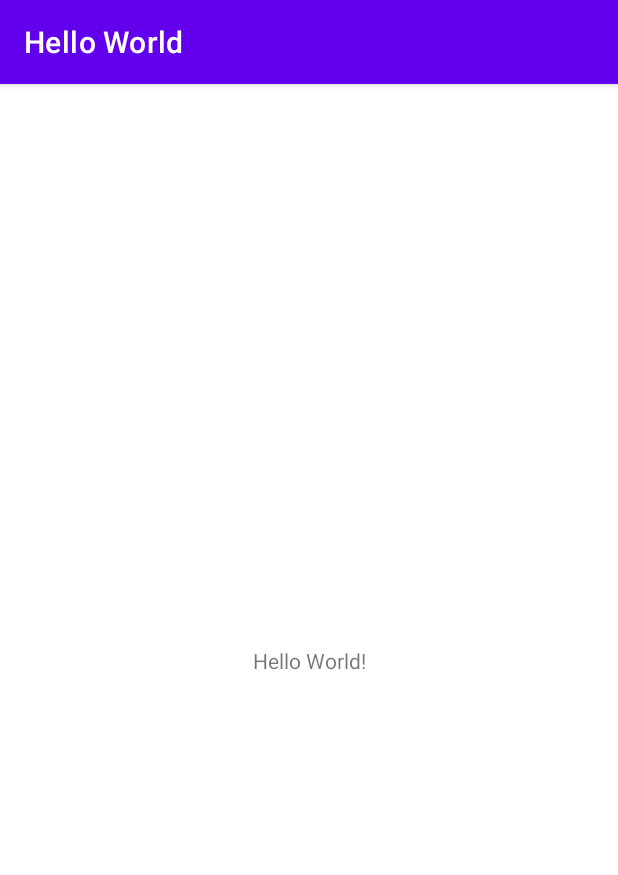
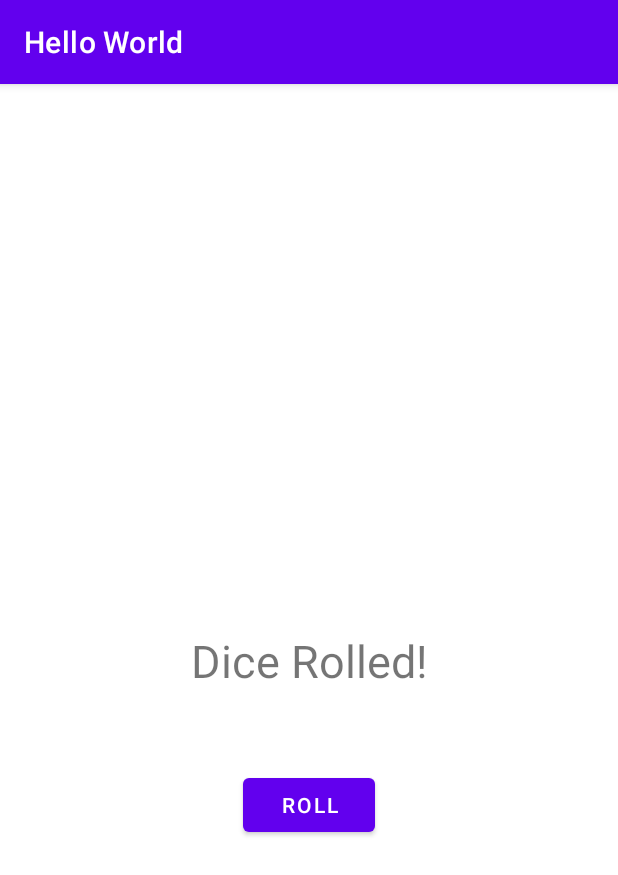
Before and after one commit to Jinesra/Android-Codelabs, an Android app: the screen it shows after launch (MainActivity), on a phone screen of 412 x 824 dp. Shown: the top 875 px of the screen. Run offline under Robolectric (Android 15) with nearby library versions, the phone set to English and light mode, and no system bars.

Commit message:
Dice Roller

```diff
--- a/My_First_App/app/src/main/java/com/example/helloworld/MainActivity.kt
+++ b/My_First_App/app/src/main/java/com/example/helloworld/MainActivity.kt
@@ -2,10 +2,23 @@ package com.example.helloworld
 
 import androidx.appcompat.app.AppCompatActivity
 import android.os.Bundle
+import android.widget.Button
+import android.widget.TextView
+import android.widget.Toast
 
 class MainActivity : AppCompatActivity() {
     override fun onCreate(savedInstanceState: Bundle?) {
         super.onCreate(savedInstanceState)
         setContentView(R.layout.activity_main)
+        val rollButton: Button = findViewById(R.id.roll_button)
+        rollButton.setOnClickListener { rollDice() }
+    }
+    private fun rollDice() {
+        val randomInt = ( 1 .. 6 ) .random ()
+
+        val resultText :  TextView  = findViewById ( R .id.result_text)
+        resultText.text = randomInt.toString ()
+        /*Toast.makeText(this, "button clicked",
+            Toast.LENGTH_SHORT).show()*/
     }
 }
--- a/My_First_App/app/src/main/res/layout/activity_main.xml
+++ b/My_First_App/app/src/main/res/layout/activity_main.xml
@@ -7,12 +7,27 @@
     tools:context=".MainActivity">
 
     <TextView
+        android:id="@+id/result_text"
         android:layout_width="wrap_content"
         android:layout_height="wrap_content"
-        android:text="Hello World!"
+        android:layout_gravity="center_horizontal"
+        android:textSize="30sp"
+        android:text="Dice Rolled!"
         app:layout_constraintBottom_toBottomOf="parent"
         app:layout_constraintLeft_toLeftOf="parent"
         app:layout_constraintRight_toRightOf="parent"
         app:layout_constraintTop_toTopOf="parent" />
 
+    <Button
+        android:id="@+id/roll_button"
+        android:layout_width="wrap_content"
+        android:layout_height="wrap_content"
+        android:layout_gravity="center_horizontal"
+        android:layout_marginTop="52dp"
+        android:text="@string/roll_label"
+        app:layout_constraintEnd_toEndOf="@+id/result_text"
+        app:layout_constraintHorizontal_bias="0.495"
+        app:layout_constraintStart_toStartOf="@+id/result_text"
+        app:layout_constraintTop_toBottomOf="@+id/result_text" />
+
 </androidx.constraintlayout.widget.ConstraintLayout>
--- a/My_First_App/app/src/main/res/values/strings.xml
+++ b/My_First_App/app/src/main/res/values/strings.xml
@@ -1,3 +1,4 @@
 <resources>
     <string name="app_name">Hello World</string>
+    <string name="roll_label">Roll</string>
 </resources>
```
